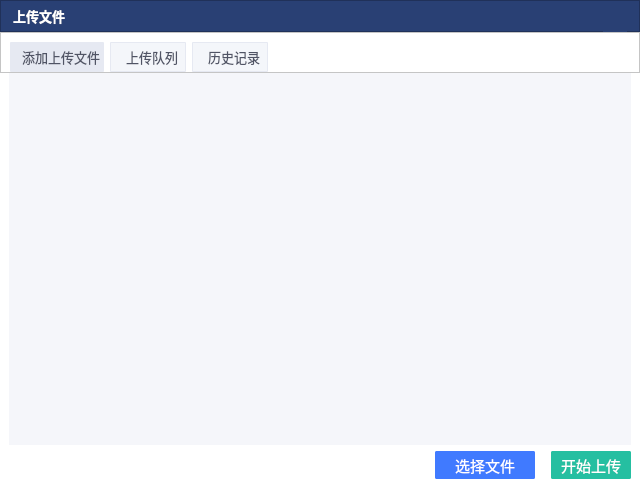
Old version of the form uploadfiledialog.ui in the repository ZhouMei20220810/TEST.
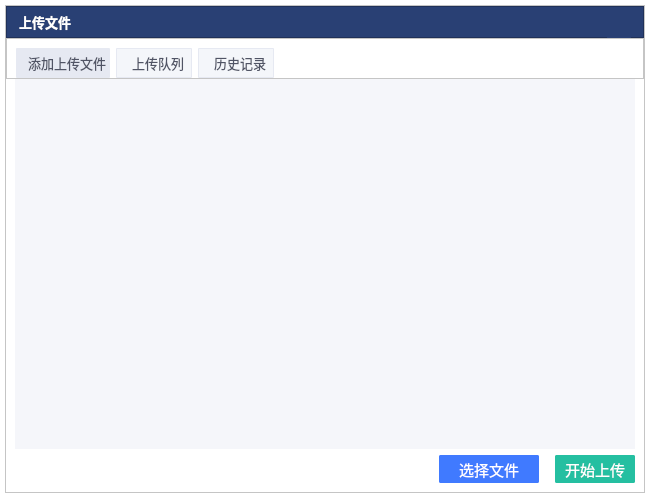
New version of the form. Icons and pictures are not drawn.

Commit message: 上传文件增加阴影边框、获取上传历史接口

What changed in the file:
```diff
--- a/uploadfiledialog.ui
+++ b/uploadfiledialog.ui
@@ -6,8 +6,8 @@
    <rect>
     <x>0</x>
     <y>0</y>
-    <width>640</width>
-    <height>488</height>
+    <width>650</width>
+    <height>498</height>
    </rect>
   </property>
   <property name="font">
@@ -19,7 +19,34 @@
    <string>Dialog</string>
   </property>
   <property name="styleSheet">
-   <string notr="true">background-color:white;</string>
+   <string notr="true">background:transparent;</string>
+  </property>
+  <layout class="QHBoxLayout" name="horizontalLayout_8">
+   <property name="spacing">
+    <number>0</number>
+   </property>
+   <property name="leftMargin">
+    <number>5</number>
+   </property>
+   <property name="topMargin">
+    <number>5</number>
+   </property>
+   <property name="rightMargin">
+    <number>5</number>
+   </property>
+   <property name="bottomMargin">
+    <number>5</number>
+   </property>
+   <item>
+    <widget class="QFrame" name="frame_8">
+     <property name="styleSheet">
+      <string notr="true">background-color:#FFFFFF;</string>
+     </property>
+     <property name="frameShape">
+      <enum>QFrame::StyledPanel</enum>
+     </property>
+     <property name="frameShadow">
+      <enum>QFrame::Raised</enum>
   </property>
   <layout class="QVBoxLayout" name="verticalLayout">
    <property name="spacing">
@@ -1305,6 +1332,9 @@
        </item>
       </layout>
      </widget>
+       </widget>
+      </item>
+     </layout>
     </widget>
    </item>
   </layout>
```
Lines whose indentation alone changed are shown as unchanged. The commit also changes 2 other files.
